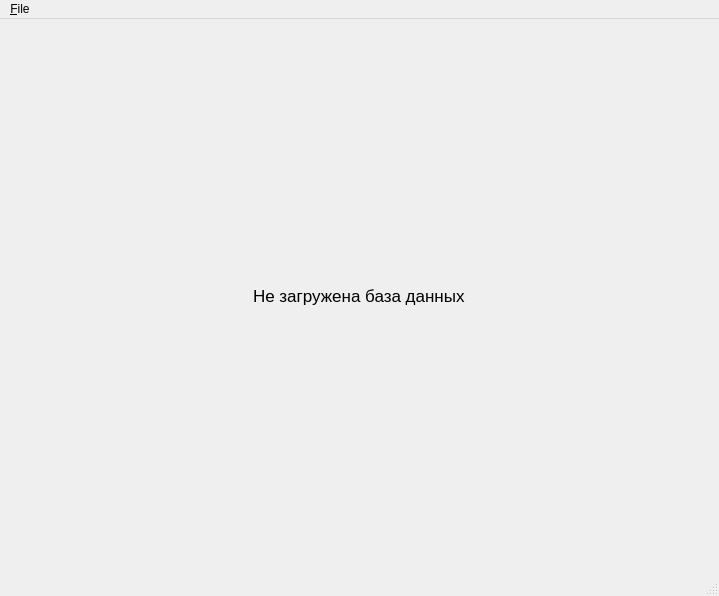
0ReC0/ForPyQT, file PyQtProject/UIs/MainUI.ui: the form before one commit.
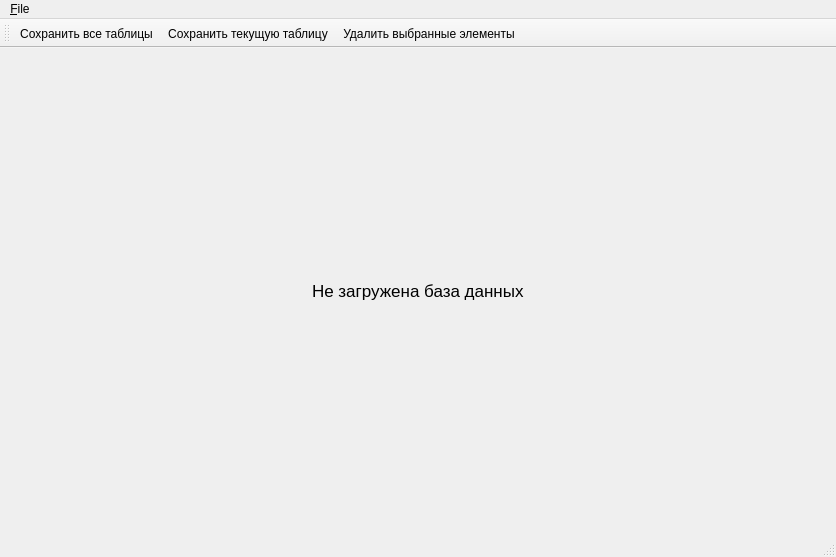
The form after the commit.

Commit message: Added saving db, changing db elements, deleting elements

```diff
--- a/PyQtProject/UIs/MainUI.ui
+++ b/PyQtProject/UIs/MainUI.ui
@@ -6,8 +6,8 @@
    <rect>
     <x>0</x>
     <y>0</y>
-    <width>719</width>
-    <height>596</height>
+    <width>836</width>
+    <height>557</height>
    </rect>
   </property>
   <property name="windowTitle">
@@ -38,7 +38,7 @@
     <rect>
      <x>0</x>
      <y>0</y>
-     <width>719</width>
+     <width>836</width>
      <height>26</height>
     </rect>
    </property>
@@ -51,6 +51,20 @@
    </widget>
    <addaction name="menu_File"/>
   </widget>
+  <widget class="QToolBar" name="toolBar">
+   <property name="windowTitle">
+    <string>toolBar</string>
+   </property>
+   <attribute name="toolBarArea">
+    <enum>TopToolBarArea</enum>
+   </attribute>
+   <attribute name="toolBarBreak">
+    <bool>false</bool>
+   </attribute>
+   <addaction name="save_all_tables_action"/>
+   <addaction name="save_current_table_action"/>
+   <addaction name="delete_selected_elements_action"/>
+  </widget>
   <action name="open_db_action">
    <property name="text">
     <string>Открыть базу данных</string>
@@ -61,7 +75,31 @@
   </action>
   <action name="save_db_action">
    <property name="text">
-    <string>Сохранить базу данных</string>
+    <string>Сохранить базу данных как</string>
+   </property>
+   <property name="toolTip">
+    <string>Сохранить базу данных как</string>
+   </property>
+  </action>
+  <action name="delete_selected_elements_action">
+   <property name="text">
+    <string>Удалить выбранные элементы</string>
+   </property>
+   <property name="shortcut">
+    <string>Del</string>
+   </property>
+  </action>
+  <action name="save_current_table_action">
+   <property name="checkable">
+    <bool>true</bool>
+   </property>
+   <property name="text">
+    <string>Сохранить текущую таблицу</string>
+   </property>
+  </action>
+  <action name="save_all_tables_action">
+   <property name="text">
+    <string>Сохранить все таблицы</string>
    </property>
    <property name="shortcut">
     <string>Ctrl+S</string>
```
Left out of the diff: 4 changed lines with no effect on the pictures. The commit also changes 3 other files.
